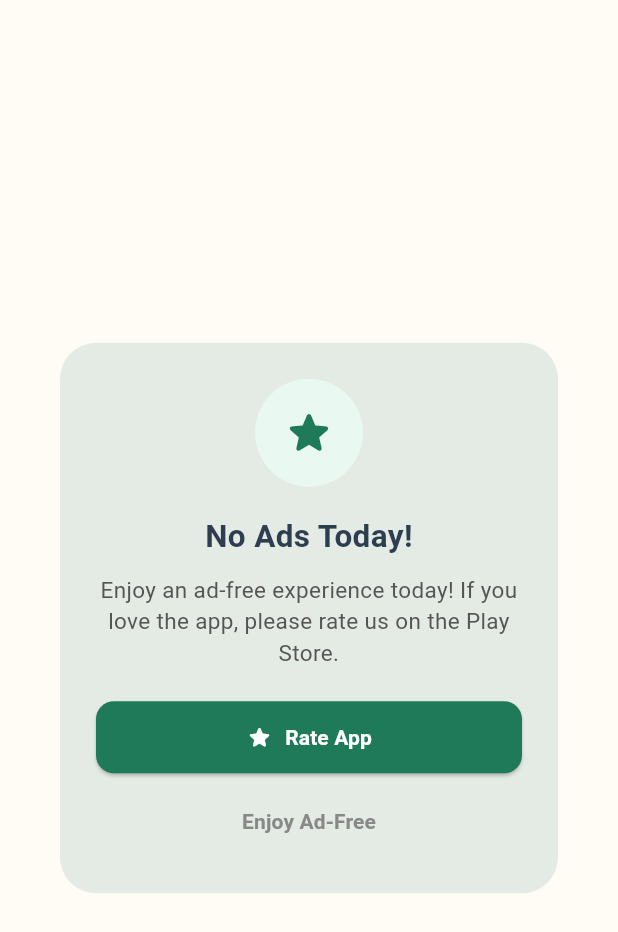
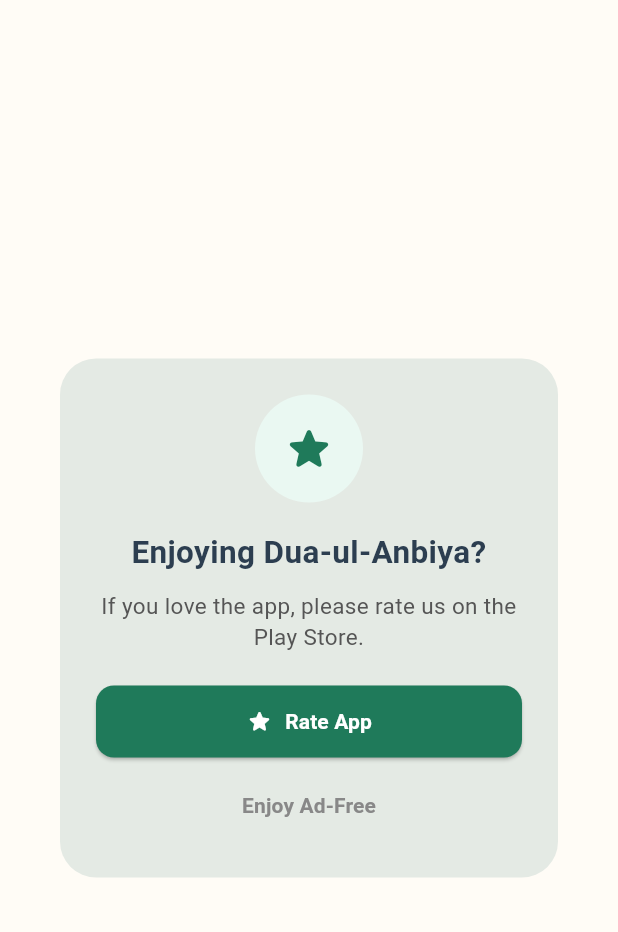
Before and after one commit to tafaisalkhan/dua-app-flutter, a Flutter app: the NoAdsPopup widget shown alone on an empty page, opened directly with empty values, on a phone screen of 412 x 824 dp. Shown: the top 932 px of the screen. Run offline on Flutter 3.47's test engine with Material 3 defaults, Android fonts, the phone set to English and light mode, and no system bars; our stand-ins replace audioplayers, flutter_local_notifications, flutter_timezone, google_mobile_ads, in_app_purchase, in_app_review and 3 more; missing offline and left inert: in_app_update; accounts and stored records are empty.

Commit message:
feat: Day 4 banner/interstitial-only streak, daily notification streak text, and random Home support popup

```diff
--- a/lib/components/no_ads_popup.dart
+++ b/lib/components/no_ads_popup.dart
@@ -13,12 +13,14 @@ class NoAdsPopup extends StatelessWidget {
     required this.isStreakReward,
     required this.streakDays,
     this.isAdFreePurchased = false,
+    this.isNoFill = false,
   });
 
   final int step;
   final bool isStreakReward;
   final int streakDays;
   final bool isAdFreePurchased;
+  final bool isNoFill;
 
   @override
   Widget build(BuildContext context) {
@@ -34,8 +36,10 @@ class NoAdsPopup extends StatelessWidget {
         ? 'Thank You for Your Support!'
         : (isStreakReward
             ? '3-Day Streak Reward: No Ads Today!'
-            : 'No Ads Today!');
-    final prefix = isAdFreePurchased ? '' : 'Enjoy an ad-free experience today! ';
+            : (isNoFill ? 'No Ads Today!' : 'Enjoying Dua-ul-Anbiya?'));
+    final prefix = (isAdFreePurchased || (!isStreakReward && !isNoFill))
+        ? ''
+        : 'Enjoy an ad-free experience today! ';
     if (actionIndex == 0) {
       headerIcon = Icons.star_rounded;
       title = resolvedTitle;
```
Also changed, not shown: lib/services/ad_service.dart (+24 -16 lines), lib/services/notification_service.dart (+7 -3 lines).
